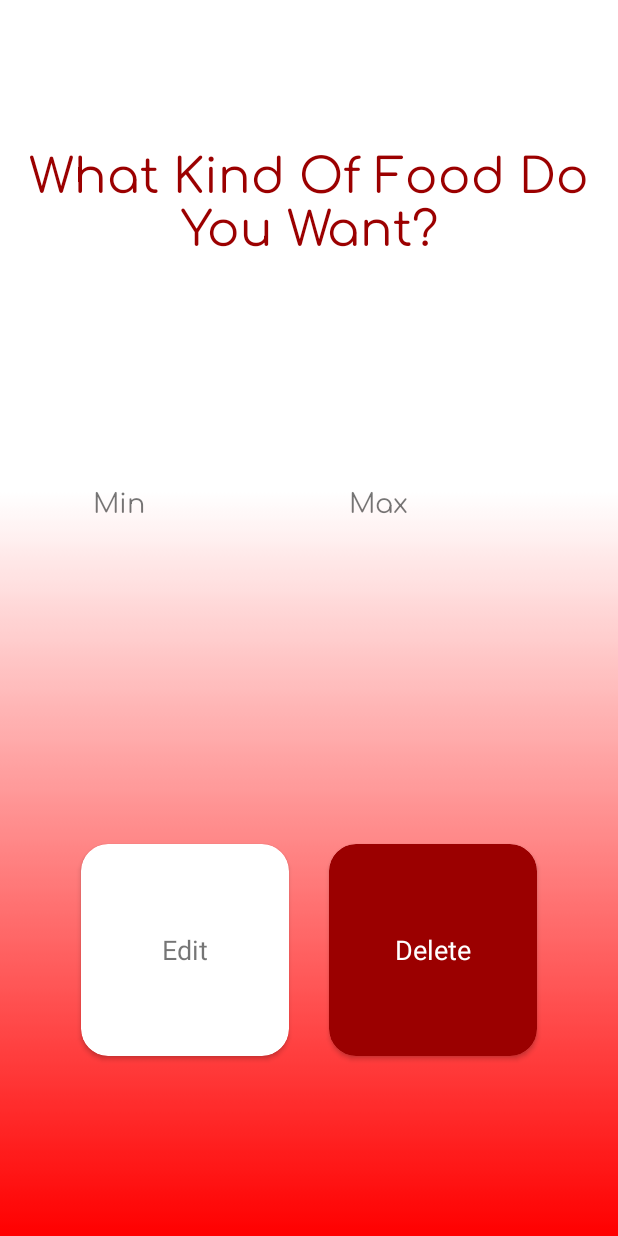
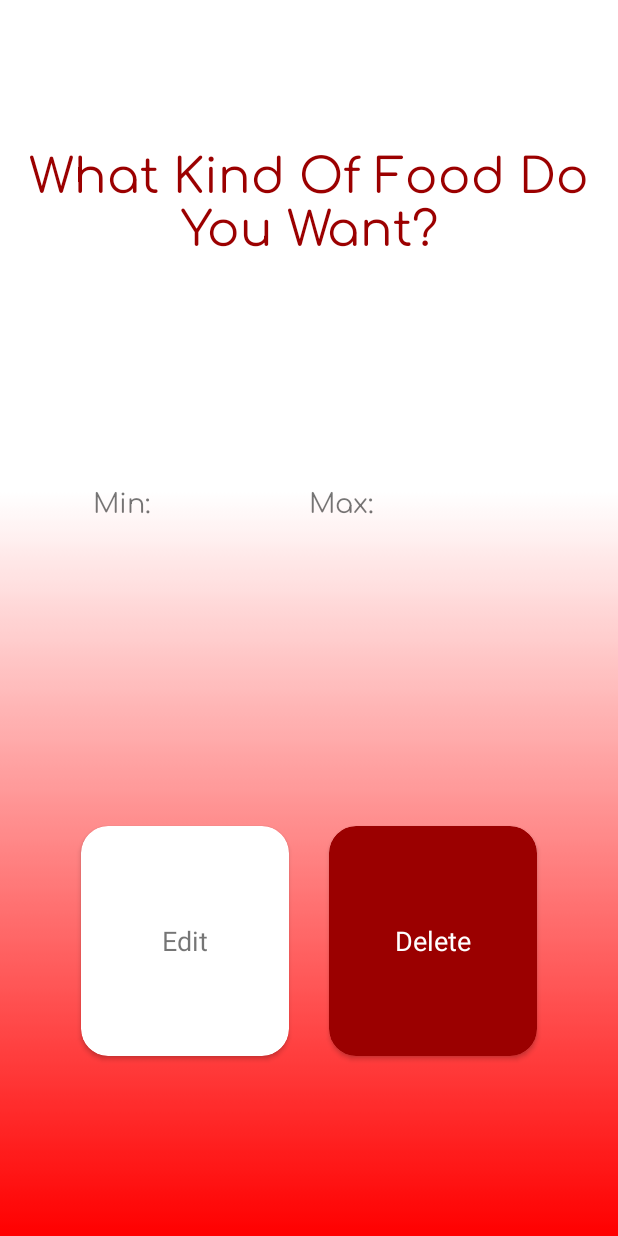
Before and after one commit to aam659/SpiceApp, an Android app: the InspectMood screen opened directly, with no data from a screen before it, on a phone screen of 412 x 824 dp. Run offline under Robolectric (Android 15) with nearby library versions, the phone set to English and light mode, and no system bars; our stand-ins replace Firebase (no records; nobody signed in at launch, a user with empty details on screens opened directly); Roboto replaces fonts that are not available here.

Commit message:
Users can now delete Moods

```diff
--- a/App/SpiceApp/app/src/main/java/com/example/spiceapp/FirebaseManager.java
+++ b/App/SpiceApp/app/src/main/java/com/example/spiceapp/FirebaseManager.java
@@ -64,8 +64,17 @@ public class FirebaseManager {
 
     //Returns a reference to the top level of the moods level of the database
     static DatabaseReference getMoodsReference(){
-        System.out.println(mDatabase.getReference("users").child(getCurrentUser().getUid()).child("Moods"));
         return mDatabase.getReference("users").child(getCurrentUser().getUid()).child("Moods");
+    }
+
+    //Returns a reference to the top level of the moods level of the database
+    static DatabaseReference getSpecifcMoodReference(String mood){
+        return mDatabase.getReference("users").child(getCurrentUser().getUid()).child("Moods").child(mood);
+    }
+
+    //Method to delete a node, please use carefully
+    static void deleteDatabaseNode(DatabaseReference node){
+        node.removeValue();
     }
 
     //Tells us if the current user is logged in
--- a/App/SpiceApp/app/src/main/java/com/example/spiceapp/InspectMood.java
+++ b/App/SpiceApp/app/src/main/java/com/example/spiceapp/InspectMood.java
@@ -1,12 +1,24 @@
 package com.example.spiceapp;
 
 import androidx.appcompat.app.AppCompatActivity;
+import androidx.cardview.widget.CardView;
 
+import android.content.Intent;
 import android.os.Bundle;
+import android.view.View;
 import android.widget.TextView;
+
+import com.google.firebase.auth.FirebaseUser;
+import com.google.firebase.database.DatabaseReference;
+
+import org.w3c.dom.Text;
 
 //Class to allow users to view, edit, or delete a mood
 public class InspectMood extends AppCompatActivity {
+
+    private FirebaseUser user; //Current User
+    private DatabaseReference database; //Database Reference
+    private DatabaseReference mood;
 
     @Override
     protected void onCreate(Bundle savedInstanceState) {
@@ -14,8 +26,23 @@ public class InspectMood extends AppCompatActivity {
         setContentView(R.layout.activity_inspect_mood);
         initializeTextViews();
 
+        user = FirebaseManager.getCurrentUser();
+        database = FirebaseManager.getDatabaseReference();
+        mood = FirebaseManager.getSpecifcMoodReference(getIntent().getStringExtra("NAME")); //Gets reference to current mood
 
+        //On click method for delete button
+        final CardView btnDelete = (CardView) findViewById(R.id.cardMoodDelete);
+        btnDelete.setOnClickListener(new View.OnClickListener() {
+            @Override
+            public void onClick(View v) {
+                FirebaseManager.deleteDatabaseNode(mood);
+                Intent intent = new Intent(v.getContext(), ListMoods.class);
+                startActivityForResult(intent, 0);
+            }
+        });
     }
+
+
 
     //Method to pull data from previous intent and set them in the textviews
     private void initializeTextViews() {
@@ -29,5 +56,32 @@ public class InspectMood extends AppCompatActivity {
         String mealTime = getIntent().getStringExtra("MEALTIME");
         final TextView textMealTime = (TextView) findViewById(R.id.textMealTime);
         textMealTime.setText(mealTime);
+
+        String minPrice = intToDollarSigns("Min");
+        final TextView textMinPrice = (TextView) findViewById(R.id.textMinPrice);
+        textMinPrice.setText(minPrice);
+
+        String maxPrice = intToDollarSigns("Max");
+        final TextView textMaxPrice = (TextView) findViewById(R.id.textMaxPrice);
+        textMaxPrice.setText(maxPrice);
+
+//        String categories = categoryToString(); //FIXME
+    }
+
+    private String categoryToString() { //FIXME
+        Categories categories = (Categories)getIntent().getParcelableExtra("Categories");
+        System.out.println(categories.getBar());
+        return null;
+    }
+
+    private String intToDollarSigns(String price) {
+        StringBuilder stringBuilder = new StringBuilder();
+        stringBuilder.append(price);
+        stringBuilder.append(": ");
+        int val = getIntent().getIntExtra(price, 0);
+        for(int i = 0; i < val; i++){
+            stringBuilder.append("$");
+        }
+        return  stringBuilder.toString();
     }
 }
--- a/App/SpiceApp/app/src/main/java/com/example/spiceapp/ListMoods.java
+++ b/App/SpiceApp/app/src/main/java/com/example/spiceapp/ListMoods.java
@@ -21,6 +21,7 @@ import androidx.appcompat.widget.Toolbar;
 import androidx.recyclerview.widget.LinearLayoutManager;
 import androidx.recyclerview.widget.RecyclerView;
 
+import android.os.Parcelable;
 import android.view.View;
 import android.widget.Adapter;
 import android.widget.LinearLayout;
@@ -93,7 +94,6 @@ public class ListMoods extends AppCompatActivity implements ListMoodAdapter.OnNo
                     for(DataSnapshot snapshot : dataSnapshot.getChildren()){
                         Mood mood = snapshot.getValue(Mood.class);
                         moodList.add(mood);
-                        System.out.println("HERE LOOK " + moodList.size());
                     }
                     listMoodAdapter.notifyDataSetChanged();
                 }
@@ -121,6 +121,9 @@ public class ListMoods extends AppCompatActivity implements ListMoodAdapter.OnNo
         Intent intent = new Intent(this, InspectMood.class);
         intent.putExtra("NAME", moodList.get(position).Name); //TODO: CREATE PARCELABLE CLASS TO SEND MOOD
         intent.putExtra("MEALTIME", moodList.get(position).MealTime);
+        intent.putExtra("Min", moodList.get(position).Price.getLowPrice());
+        intent.putExtra("Max", moodList.get(position).Price.getHighPrice());
+//        intent.putExtra("Categories", (Parcelable) moodList.get(position).Categories); //FIXME
         startActivity(intent);
     }
 }
--- a/App/SpiceApp/app/src/main/res/layout/activity_inspect_mood.xml
+++ b/App/SpiceApp/app/src/main/res/layout/activity_inspect_mood.xml
@@ -127,26 +127,26 @@
 
     <TextView
         android:id="@+id/textMinPrice"
-        android:layout_width="107dp"
-        android:layout_height="52dp"
+        android:layout_width="112dp"
+        android:layout_height="45dp"
         android:layout_below="@+id/textMealTime"
         android:layout_alignParentStart="true"
         android:layout_marginStart="62dp"
         android:layout_marginTop="-2dp"
+        android:layout_marginEnd="31dp"
+        android:layout_toStartOf="@+id/textMaxPrice"
         android:fontFamily="@font/comfortaa"
         android:text="@string/strMin"
         android:textSize="18sp" />
 
     <TextView
         android:id="@+id/textMaxPrice"
-        android:layout_width="114dp"
-        android:layout_height="54dp"
+        android:layout_width="144dp"
+        android:layout_height="42dp"
         android:layout_below="@+id/textMealTime"
         android:layout_alignParentEnd="true"
-        android:layout_marginStart="63dp"
         android:layout_marginTop="-2dp"
         android:layout_marginEnd="62dp"
-        android:layout_toEndOf="@+id/textMinPrice"
         android:fontFamily="@font/comfortaa"
         android:text="@string/strMax"
         android:textSize="18sp" />
```
